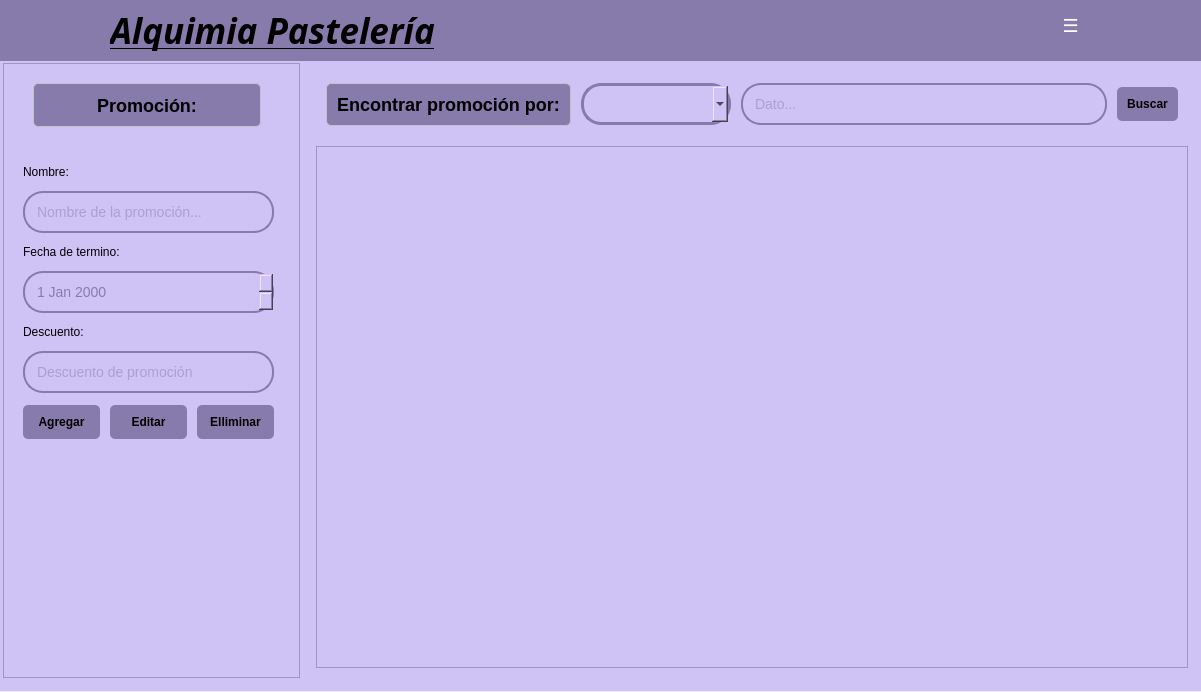
Qt form app/view/ui/promocionView.ui (ErickSanat/POS-PythonQt) before a commit.
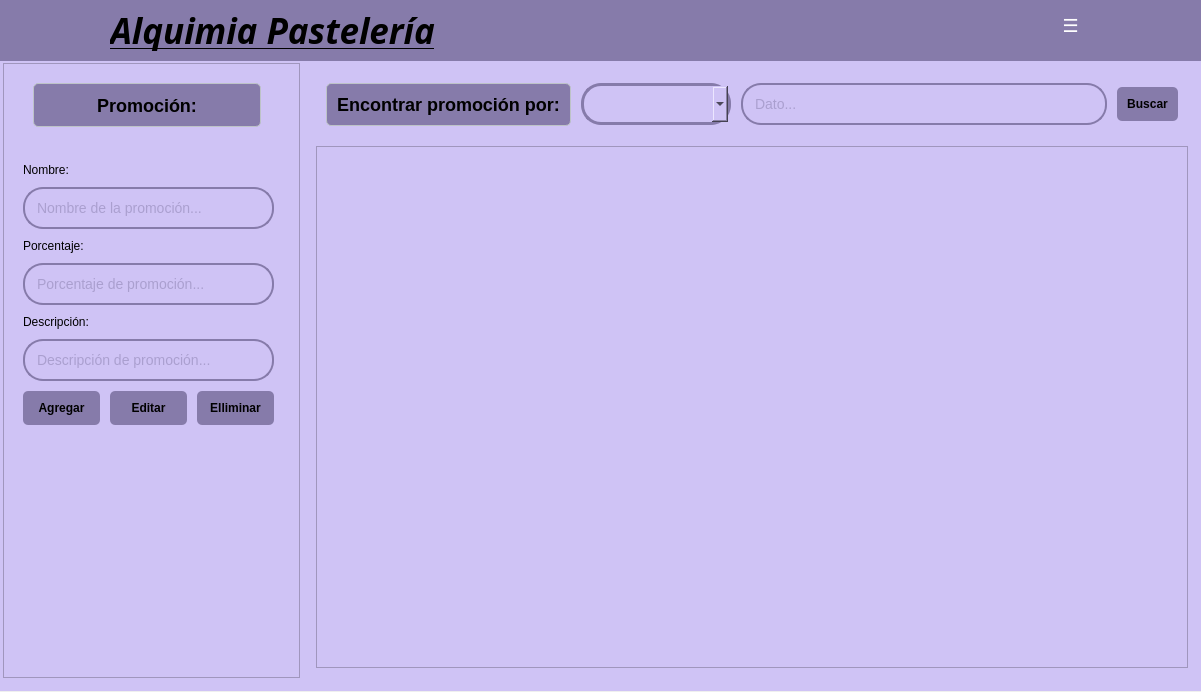
The same form after that commit. Icons and pictures are not drawn.

Commit message: update: preparando promocion para la utilidad

What changed in the file:
```diff
--- a/app/view/ui/promocionView.ui
+++ b/app/view/ui/promocionView.ui
@@ -106,10 +106,10 @@
           <x>10</x>
           <y>90</y>
           <width>271</width>
-          <height>301</height>
+          <height>306</height>
          </rect>
         </property>
-        <layout class="QVBoxLayout" name="verticalLayout" stretch="0,0,0,0,0,0,0">
+        <layout class="QVBoxLayout" name="verticalLayout" stretch="0,0,0,0,0,0,0,0">
          <property name="spacing">
           <number>10</number>
          </property>
@@ -178,39 +178,33 @@
             <string notr="true">color: rgb(0, 0, 0);</string>
            </property>
            <property name="text">
-            <string>Fecha de termino:</string>
+            <string>Porcentaje:</string>
            </property>
           </widget>
          </item>
          <item>
-          <widget class="QDateEdit" name="dateEditFechaTermino">
+          <widget class="QLineEdit" name="linePorcentaje">
+           <property name="minimumSize">
+            <size>
+             <width>40</width>
+             <height>0</height>
+            </size>
+           </property>
            <property name="styleSheet">
-            <string notr="true">QDateEdit {
+            <string notr="true">QLineEdit {
     padding: 10px;
     border: 2px solid #867BAA;
     border-radius: 20px;
     font-size: 14px;
-    color: rgb(134, 123, 170);
-	background: #CFC3F5;
-}
-
-QDateEdit::down-arrow {
-    width: 16px;
-    height: 16px;
-}
-
-QDateEdit::drop-down {
-    border: none;
-    background-color: #867BAA;
-    border-radius: 0 15px 15px 0;
-    width: 25px;
-}
-
-QDateEdit:focus {
-    border-color: #6a5a9a;
-    background-color: #f8f7fc;
+	color: rgb(134, 123, 170);
 }</string>
            </property>
+           <property name="text">
+            <string/>
+           </property>
+           <property name="placeholderText">
+            <string>Porcentaje de promoción...</string>
+           </property>
           </widget>
          </item>
          <item>
@@ -225,7 +219,7 @@
             <string notr="true">color: rgb(0, 0, 0);</string>
            </property>
            <property name="text">
-            <string>Descuento:</string>
+            <string>Descripción:</string>
            </property>
           </widget>
          </item>
@@ -250,7 +244,7 @@
             <string/>
            </property>
            <property name="placeholderText">
-            <string>Descuento de promoción</string>
+            <string>Descripción de promoción...</string>
            </property>
           </widget>
          </item>
@@ -336,6 +330,22 @@
            </item>
           </layout>
          </item>
+         <item>
+          <widget class="QLabel" name="labelInformacion">
+           <property name="sizePolicy">
+            <sizepolicy hsizetype="Expanding" vsizetype="Fixed">
+             <horstretch>0</horstretch>
+             <verstretch>0</verstretch>
+            </sizepolicy>
+           </property>
+           <property name="styleSheet">
+            <string notr="true">color: rgb(0, 0, 0);</string>
+           </property>
+           <property name="text">
+            <string/>
+           </property>
+          </widget>
+         </item>
         </layout>
        </widget>
       </widget>
```
Left out of the diff: 14 changed lines with no effect on the pictures. The commit also changes 1 other file.
